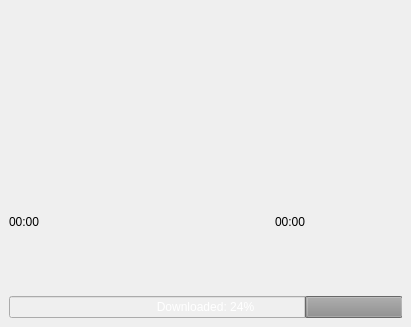
The window that maemo-play.ui (hrw/modland-player) describes before a commit, drawn with Qt 5.
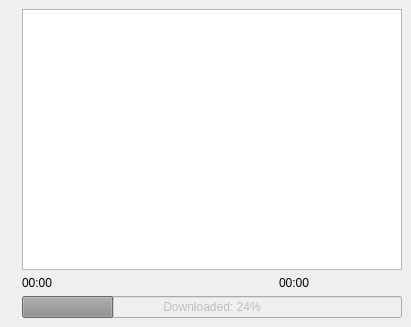
The same window after the commit. Custom widgets are drawn as their Qt base class.

Commit message: maemo: moved songs list into play window

What changed in the file:
```diff
--- a/maemo-play.ui
+++ b/maemo-play.ui
@@ -16,15 +16,16 @@
   <widget class="QWidget" name="centralwidget">
    <layout class="QGridLayout" name="gridLayout">
     <item row="0" column="0">
-     <layout class="QVBoxLayout" name="verticalLayout">
-      <item>
        <widget class="QLabel" name="TitleLabel">
         <property name="text">
          <string/>
         </property>
        </widget>
       </item>
-      <item>
+    <item row="0" column="1">
+     <widget class="QListWidget" name="SongsList"/>
+    </item>
+    <item row="1" column="1">
        <layout class="QHBoxLayout" name="horizontalLayout_2">
         <item>
          <widget class="QLabel" name="TimeLabel">
@@ -45,9 +46,7 @@
         </item>
        </layout>
       </item>
-      <item>
-       <layout class="QHBoxLayout" name="horizontalLayout">
-        <item>
+    <item row="2" column="1">
          <widget class="QProgressBar" name="progressBar">
           <property name="enabled">
            <bool>false</bool>
@@ -62,16 +61,12 @@
            <enum>Qt::Horizontal</enum>
           </property>
           <property name="invertedAppearance">
-           <bool>true</bool>
+       <bool>false</bool>
           </property>
           <property name="format">
            <string>Downloaded: %p%</string>
           </property>
          </widget>
-        </item>
-       </layout>
-      </item>
-     </layout>
     </item>
    </layout>
   </widget>
```
Lines whose indentation alone changed are shown as unchanged. The commit also changes 7 other files.
